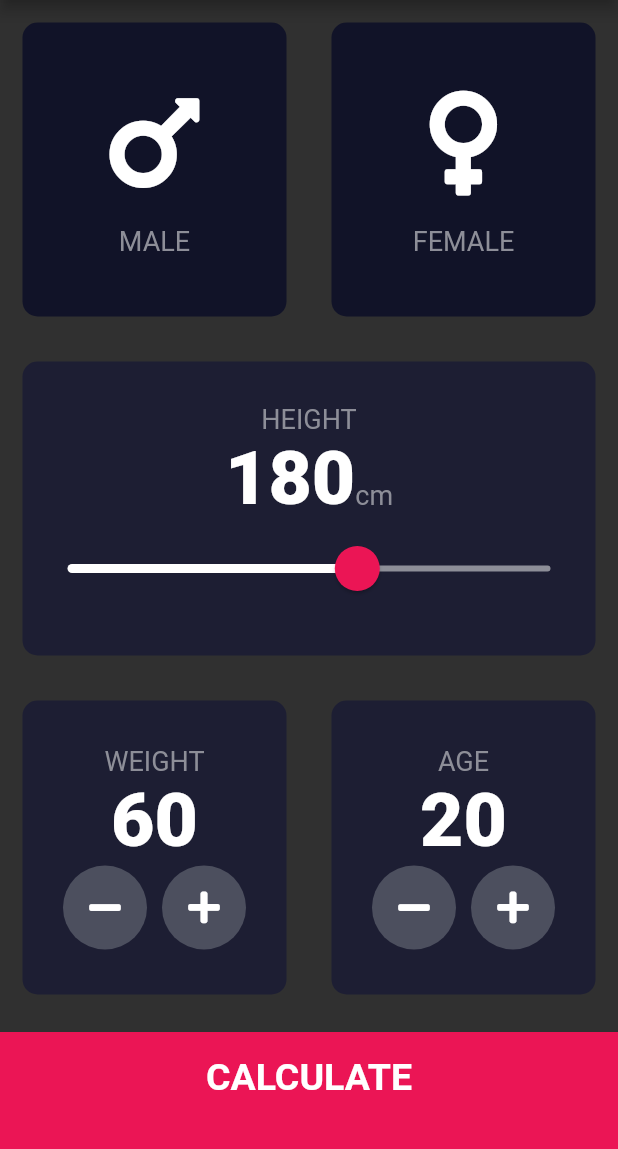
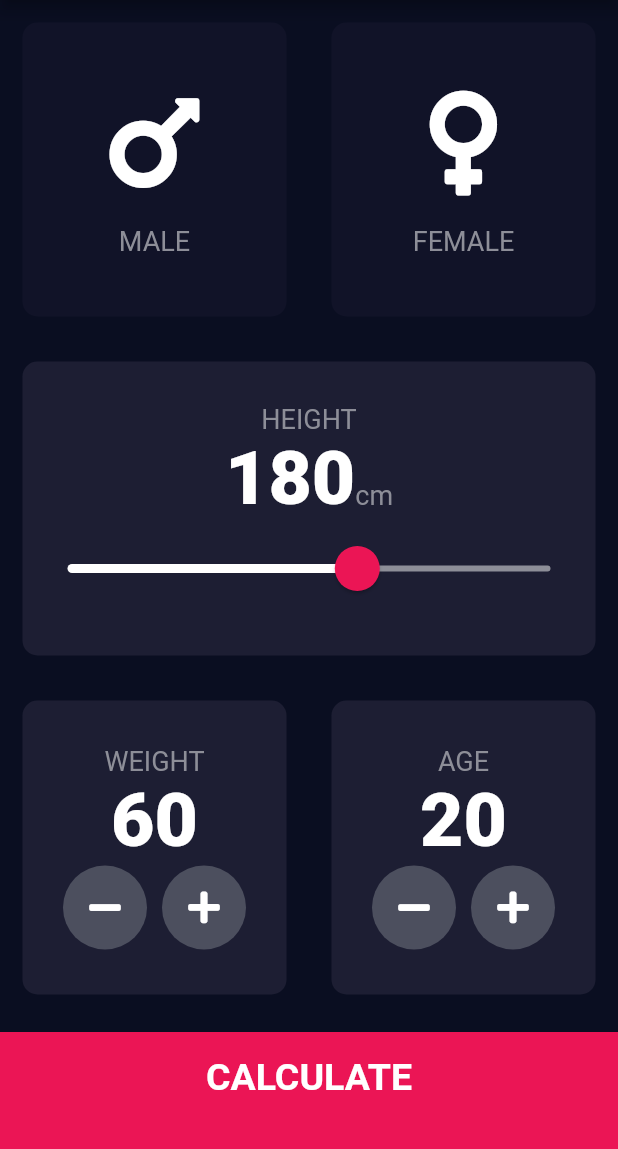
Before and after one commit to nuzmulhossainnahid/BMI_CALCULATOR, a Flutter app: the screen it shows after launch, on a phone screen of 412 x 824 dp, the part 84-1233 px from its top. Run offline on Flutter 3.47's test engine with Material 2 defaults, Android fonts, the phone set to English and light mode, and no system bars; our stand-ins replace font_awesome_flutter.

Commit message:
Update main.dart

```diff
--- a/lib/main.dart
+++ b/lib/main.dart
@@ -11,11 +11,10 @@ class MyApp extends StatelessWidget {
     return MaterialApp(
       debugShowCheckedModeBanner: false,
       theme: ThemeData.dark().copyWith(
-        // primaryColor: Color(0xFF0A0E21),
-        // scaffoldBackgroundColor: Color(0xFF0A0E21),
+        primaryColor: Color(0xFF0A0E21),
+        scaffoldBackgroundColor: Color(0xFF0A0E21),
       ),
       home: CalculatorScreen(),
     );
-
   }
 }
```
